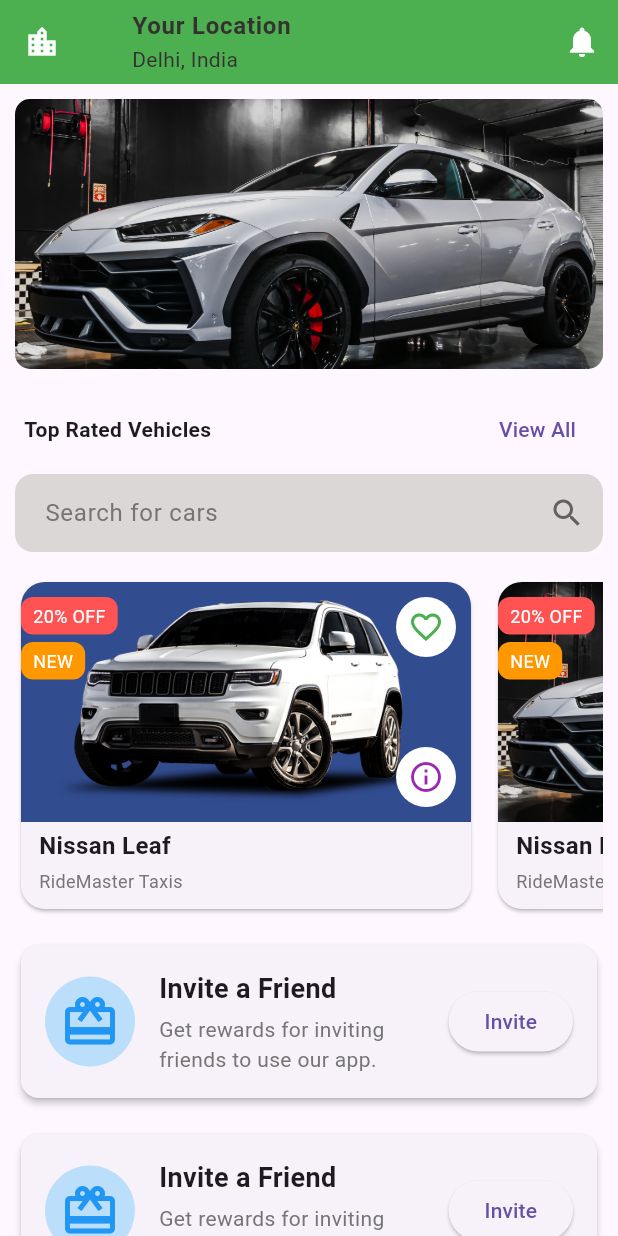
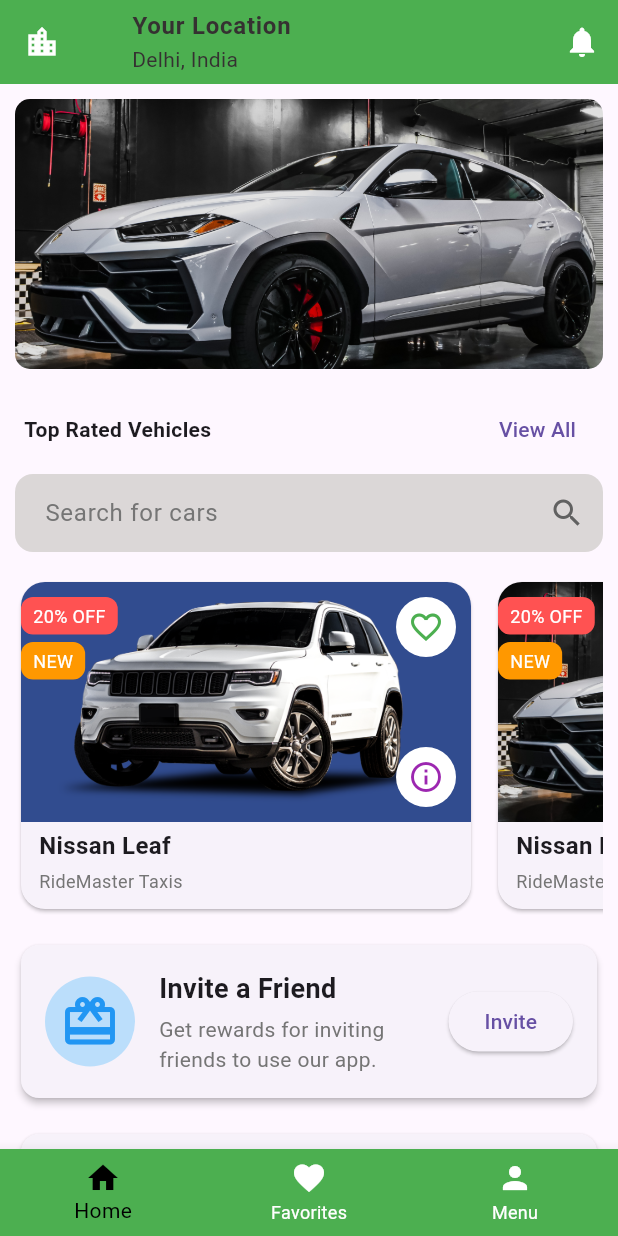
Before and after one commit to Tarikul69/Car-Rental-App, a Flutter app: the home screen opened by its route, on a phone screen of 412 x 824 dp. Run offline on Flutter 3.47's test engine with Material 3 defaults, Android fonts, the phone set to English and light mode, and no system bars; drawn by our look-alikes of carousel_slider; our stand-ins replace get.

Commit message:
Bottom Navigation Bar added

```diff
--- a/lib/routes/app_routes.dart
+++ b/lib/routes/app_routes.dart
@@ -7,4 +7,5 @@ abstract class AppRoutes {
   static const String top_rated = '/top_rated';
   static const String car_details = '/car_details';
   static const String notifications = '/notifications';
+  static const String menu = '/menu';
 }
--- a/lib/routes/page_routes.dart
+++ b/lib/routes/page_routes.dart
@@ -5,6 +5,7 @@ import 'package:car_rental_app/widgets/home/top_rated.dart';
 import 'package:car_rental_app/widgets/login_registration/forgetpassword.dart';
 import 'package:car_rental_app/widgets/login_registration/login.dart';
 import 'package:car_rental_app/widgets/login_registration/registration.dart';
+import 'package:car_rental_app/widgets/menu/menu.dart';
 import 'package:car_rental_app/widgets/notifications/notifications.dart';
 import 'package:car_rental_app/widgets/splash_screen/splash_screen.dart';
 import 'package:get/get_navigation/src/routes/get_route.dart';
@@ -42,6 +43,9 @@ class AppPages {
     GetPage(
       name: AppRoutes.notifications,
       page: () => notifications(),
-    ) // Assuming login uses the same widget for now
+    ),
+    GetPage(
+        name: AppRoutes.menu,
+        page: () => menu()) // Assuming login uses the same widget for now
   ];
 }
--- a/lib/widgets/bottomnavigation.dart/bottomnavigation.dart
+++ b/lib/widgets/bottomnavigation.dart/bottomnavigation.dart
@@ -1,15 +1,37 @@
 import 'package:flutter/material.dart';
 
-class bottomnavigation extends StatefulWidget {
-  const bottomnavigation({super.key});
+class bottomnavigation extends StatelessWidget {
+  final int currentIndex;
+  final Function(int) onTap;
+
+  const bottomnavigation({
+    Key? key,
+    required this.currentIndex,
+    required this.onTap,
+  }) : super(key: key);
 
   @override
-  State<bottomnavigation> createState() => _bottomnavigationState();
-}
-
-class _bottomnavigationState extends State<bottomnavigation> {
-  @override
   Widget build(BuildContext context) {
-    return const Placeholder();
+    return BottomNavigationBar(
+      backgroundColor: Colors.green,
+      currentIndex: currentIndex,
+      onTap: onTap,
+      selectedItemColor: const Color.fromARGB(255, 0, 0, 0),
+      unselectedItemColor: const Color.fromARGB(255, 255, 255, 255),
+      items: const [
+        BottomNavigationBarItem(
+          icon: Icon(Icons.home),
+          label: 'Home',
+        ),
+        BottomNavigationBarItem(
+          icon: Icon(Icons.favorite),
+          label: 'Favorites',
+        ),
+        BottomNavigationBarItem(
+          icon: Icon(Icons.person),
+          label: 'Menu',
+        ),
+      ],
+    );
   }
 }
--- a/lib/widgets/home/home.dart
+++ b/lib/widgets/home/home.dart
@@ -1,6 +1,7 @@
 import 'package:car_rental_app/components/card.dart';
 import 'package:car_rental_app/controllers/home_controller.dart';
 import 'package:car_rental_app/routes/app_routes.dart';
+import 'package:car_rental_app/widgets/bottomnavigation.dart/bottomnavigation.dart';
 import 'package:carousel_slider/carousel_slider.dart';
 import 'package:flutter/material.dart';
 import 'package:get/get.dart';
@@ -19,6 +20,12 @@ class home extends StatefulWidget {
 class _homeState extends State<home> {
   final HomeController homeController = Get.put(HomeController());
   int _currentIndex = 0;
+  int _selectedIndex = 0;
+  final List<Widget> _pages = [
+    Center(child: Text('Home')),
+    Center(child: Text('Favorites')),
+    Center(child: Text('Menu')),
+  ];
 
   final List<String> imageList = [
     'assets/car1.png',
@@ -294,6 +301,12 @@ class _homeState extends State<home> {
           ),
         ),
       ),
+      bottomNavigationBar: bottomnavigation(
+        currentIndex: _selectedIndex,
+        onTap: (index) {
+          setState(() => _selectedIndex = index);
+        },
+      ),
     );
   }
 }
--- /dev/null
+++ b/lib/widgets/menu/menu.dart
@@ -0,0 +1,39 @@
+import 'package:flutter/material.dart';
+
+class menu extends StatefulWidget {
+  const menu({super.key});
+
+  @override
+  State<menu> createState() => _menuState();
+}
+
+class _menuState extends State<menu> {
+  @override
+  Widget build(BuildContext context) {
+    return Scaffold(
+      appBar: AppBar(
+        title: const Text('Menu'),
+        backgroundColor: Colors.green,
+      ),
+      body: Center(
+        child: Text(
+          'This is the Menu Page',
+          style: TextStyle(fontSize: 24, color: Colors.black),
+        ),
+      ),
+      bottomNavigationBar: BottomNavigationBar(
+        items: const [
+          BottomNavigationBarItem(icon: Icon(Icons.home), label: 'Home'),
+          BottomNavigationBarItem(
+              icon: Icon(Icons.favorite), label: 'Favorites'),
+          BottomNavigationBarItem(icon: Icon(Icons.person), label: 'Profile'),
+        ],
+        currentIndex: 2, // Assuming this is the menu page
+        selectedItemColor: Colors.green,
+        onTap: (index) {
+          // Handle navigation based on index
+        },
+      ),
+    );
+  }
+}
```
